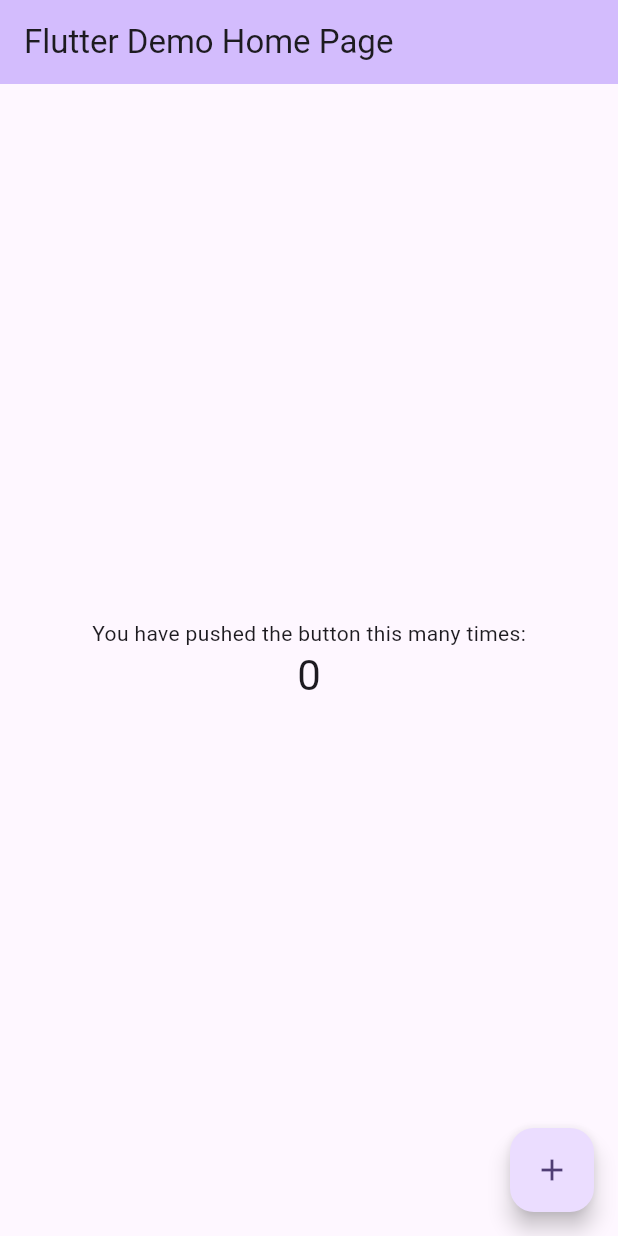
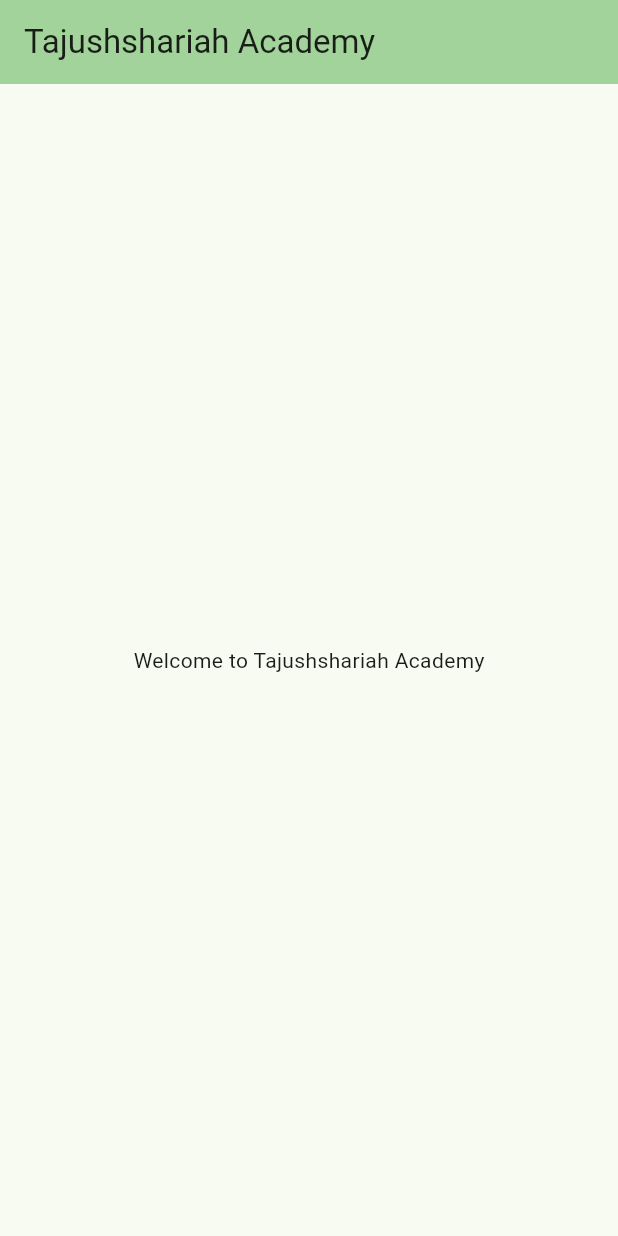
Before and after one commit to could-ai/019a20a6-9c73-7c31-9c34-d11fd6bdec4f, a Flutter app: the screen it shows after launch, on a phone screen of 412 x 824 dp. Run offline on Flutter 3.47's test engine with Material 3 defaults, Android fonts, the phone set to English and light mode, and no system bars.

Commit message:
Updated the project name to 'tajushshariah_academy' and the description to 'An Islamic tuition app.' to accurately reflect the application's new identity and purpose. This change ensures that the project metadata aligns with the user's specifications.; Updated the main application file to reflect the new app name 'Tajushshariah Academy'. I have changed the theme color to green, which is often associated with Islamic culture, to better align with the app's purpose. Additionally, I have removed the default counter functionality and replaced it with a simple welcome message, providing a clean and relevant starting point for the application.; Updated the web configuration to set the application title and description to 'Tajushshariah Academy' and 'An Islamic tuition app.' respectively. This ensures that the app's web version displays the correct name and metadata in browser tabs and for SEO purposes, providing a consistent identity across all platforms.

```diff
--- a/usr/lib/main.dart
+++ b/usr/lib/main.dart
@@ -11,7 +11,7 @@ class MyApp extends StatelessWidget {
   @override
   Widget build(BuildContext context) {
     return MaterialApp(
-      title: 'Flutter Demo',
+      title: 'Tajushshariah Academy',
       debugShowCheckedModeBanner: false,
       theme: ThemeData(
         // This is the theme of your application.
@@ -29,9 +29,9 @@ class MyApp extends StatelessWidget {
         //
         // This works for code too, not just values: Most code changes can be
         // tested with just a hot reload.
-        colorScheme: ColorScheme.fromSeed(seedColor: Colors.deepPurple),
+        colorScheme: ColorScheme.fromSeed(seedColor: Colors.green),
       ),
-      home: const MyHomePage(title: 'Flutter Demo Home Page'),
+      home: const MyHomePage(title: 'Tajushshariah Academy'),
     );
   }
 }
@@ -55,19 +55,6 @@ class MyHomePage extends StatefulWidget {
 }
 
 class _MyHomePageState extends State<MyHomePage> {
-  int _counter = 0;
-
-  void _incrementCounter() {
-    setState(() {
-      // This call to setState tells the Flutter framework that something has
-      // changed in this State, which causes it to rerun the build method below
-      // so that the display can reflect the updated values. If we changed
-      // _counter without calling setState(), then the build method would not be
-      // called again, and so nothing would appear to happen.
-      _counter++;
-    });
-  }
-
   @override
   Widget build(BuildContext context) {
     // This method is rerun every time setState is called, for instance as done
@@ -86,35 +73,11 @@ class _MyHomePageState extends State<MyHomePage> {
         // the App.build method, and use it to set our appbar title.
         title: Text(widget.title),
       ),
-      body: Center(
+      body: const Center(
         // Center is a layout widget. It takes a single child and positions it
         // in the middle of the parent.
-        child: Column(
-          // Column is also a layout widget. It takes a list of children and
-          // arranges them vertically. By default, it sizes itself to fit its
-          // children horizontally, and tries to be as tall as its parent.
-          //
-          // Column has various properties to control how it sizes itself and
-          // how it positions its children. Here we use mainAxisAlignment to
-          // center the children vertically; the main axis here is the vertical
-          // axis because Columns are vertical (the cross axis would be
-          // horizontal).
-          //
-          // TRY THIS: Invoke "debug painting" (choose the "Toggle Debug Paint"
-          // action in the IDE, or press "p" in the console), to see the
-          // wireframe for each widget.
-          mainAxisAlignment: MainAxisAlignment.center,
-          children: <Widget>[
-            const Text('You have pushed the button this many times:'),
-            Text('$_counter', style: Theme.of(context).textTheme.headlineMedium),
-          ],
-        ),
+        child: Text('Welcome to Tajushshariah Academy'),
       ),
-      floatingActionButton: FloatingActionButton(
-        onPressed: _incrementCounter,
-        tooltip: 'Increment',
-        child: const Icon(Icons.add),
-      ), // This trailing comma makes auto-formatting nicer for build methods.
     );
   }
 }
--- a/usr/pubspec.yaml
+++ b/usr/pubspec.yaml
@@ -1,5 +1,5 @@
-name: couldai_user_app
-description: "A new Flutter project."
+name: tajushshariah_academy
+description: "An Islamic tuition app."
 # The following line prevents the package from being accidentally published to
 # pub.dev using `flutter pub publish`. This is preferred for private packages.
 publish_to: 'none' # Remove this line if you wish to publish to pub.dev
```
Also changed, not shown: 1 other file.
